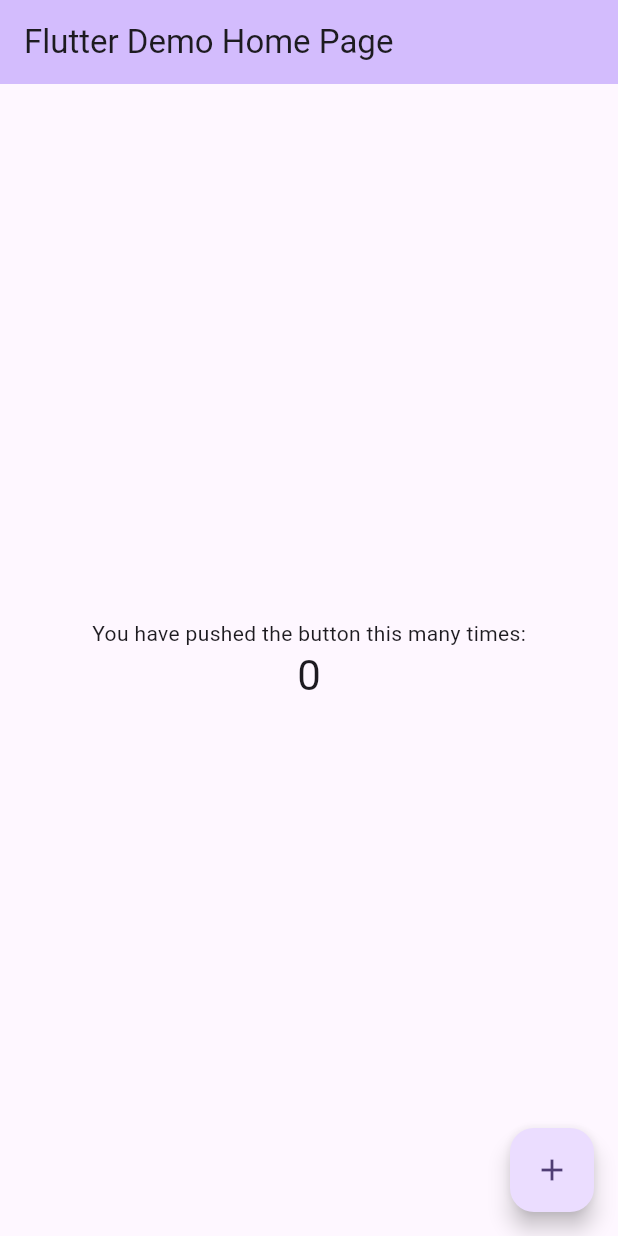
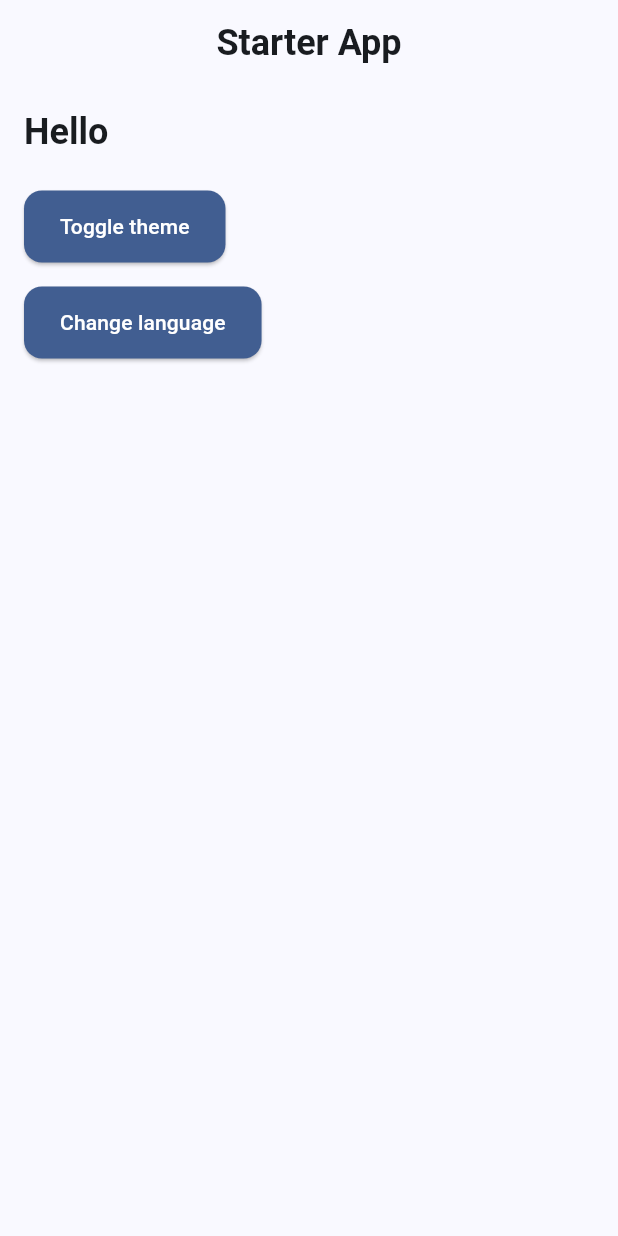
Before and after one commit to IsmailAAmassi/liven, a Flutter app: the screen it shows after launch, on a phone screen of 412 x 824 dp. Run offline on Flutter 3.47's test engine with Material 3 defaults, Android fonts, the light colour scheme and no system bars; our stand-ins replace flutter_riverpod, go_router; generated files the repository leaves out were written again.

Commit message:
feat: initialize starter app structure

```diff
--- /dev/null
+++ b/lib/app.dart
@@ -0,0 +1,32 @@
+import 'package:flutter/material.dart';
+import 'package:flutter_riverpod/flutter_riverpod.dart';
+import 'package:flutter_gen/gen_l10n/app_localizations.dart';
+
+import 'core/config/app_providers.dart';
+import 'core/l10n/l10n.dart';
+import 'core/router/app_router.dart';
+import 'core/theme/app_theme.dart';
+
+final _router = createRouter();
+
+class App extends ConsumerWidget {
+  const App({super.key});
+
+  @override
+  Widget build(BuildContext context, WidgetRef ref) {
+    final themeMode = ref.watch(themeModeProvider);
+    final locale = ref.watch(localeProvider);
+
+    return MaterialApp.router(
+      title: 'Starter App',
+      themeMode: themeMode,
+      theme: AppTheme.lightTheme,
+      darkTheme: AppTheme.darkTheme,
+      routerConfig: _router,
+      locale: locale,
+      supportedLocales: supportedLocales,
+      localizationsDelegates: AppLocalizations.localizationsDelegates,
+      debugShowCheckedModeBanner: false,
+    );
+  }
+}
--- /dev/null
+++ b/lib/core/config/app_env.dart
@@ -0,0 +1,5 @@
+/// Placeholder for environment-specific configuration.
+/// Keep constants centralized for easy overrides per flavor.
+class AppEnv {
+  static const appName = 'Starter App';
+}
--- /dev/null
+++ b/lib/core/config/app_providers.dart
@@ -0,0 +1,8 @@
+import 'package:flutter/material.dart';
+import 'package:flutter_riverpod/flutter_riverpod.dart';
+
+/// Controls the selected [ThemeMode] across the app.
+final themeModeProvider = StateProvider<ThemeMode>((ref) => ThemeMode.system);
+
+/// Controls the current [Locale] used for localization.
+final localeProvider = StateProvider<Locale>((ref) => const Locale('en'));
--- /dev/null
+++ b/lib/core/l10n/app_ar.arb
@@ -0,0 +1,7 @@
+{
+  "@@locale": "ar",
+  "appTitle": "تطبيق البداية",
+  "homeGreeting": "مرحباً",
+  "changeLanguage": "تغيير اللغة",
+  "toggleTheme": "تغيير النمط"
+}
--- /dev/null
+++ b/lib/core/l10n/app_en.arb
@@ -0,0 +1,7 @@
+{
+  "@@locale": "en",
+  "appTitle": "Starter App",
+  "homeGreeting": "Hello",
+  "changeLanguage": "Change language",
+  "toggleTheme": "Toggle theme"
+}
--- /dev/null
+++ b/lib/core/l10n/l10n.dart
@@ -0,0 +1,9 @@
+import 'package:flutter/widgets.dart';
+import 'package:flutter_gen/gen_l10n/app_localizations.dart';
+
+AppLocalizations l10n(BuildContext context) => AppLocalizations.of(context)!;
+
+const supportedLocales = [
+  Locale('en'),
+  Locale('ar'),
+];
--- /dev/null
+++ b/lib/core/router/app_router.dart
@@ -0,0 +1,21 @@
+import 'package:flutter/widgets.dart';
+import 'package:go_router/go_router.dart';
+
+import '../../features/home/presentation/home_screen.dart';
+
+/// Creates the application's router.
+/// Keeping this as a factory makes it easy to inject dependencies later.
+GoRouter createRouter() {
+  return GoRouter(
+    initialLocation: '/',
+    routes: [
+      GoRoute(
+        path: '/',
+        name: HomeScreen.routeName,
+        builder: (BuildContext context, GoRouterState state) {
+          return const HomeScreen();
+        },
+      ),
+    ],
+  );
+}
--- /dev/null
+++ b/lib/core/theme/app_colors.dart
@@ -0,0 +1,7 @@
+import 'package:flutter/material.dart';
+
+/// Central color tokens in case custom colors are required outside [ColorScheme].
+abstract class AppColors {
+  static const seed = Color(0xFF0066CC);
+  static const onSeed = Colors.white;
+}
--- /dev/null
+++ b/lib/core/theme/app_theme.dart
@@ -0,0 +1,55 @@
+import 'package:flutter/material.dart';
+
+import 'app_colors.dart';
+import 'app_typography.dart';
+
+class AppTheme {
+  AppTheme._();
+
+  static ThemeData get lightTheme {
+    final colorScheme = ColorScheme.fromSeed(
+      seedColor: AppColors.seed,
+      brightness: Brightness.light,
+    );
+
+    return _buildTheme(colorScheme);
+  }
+
+  static ThemeData get darkTheme {
+    final colorScheme = ColorScheme.fromSeed(
+      seedColor: AppColors.seed,
+      brightness: Brightness.dark,
+    );
+
+    return _buildTheme(colorScheme);
+  }
+
+  static ThemeData _buildTheme(ColorScheme colorScheme) {
+    return ThemeData(
+      colorScheme: colorScheme,
+      useMaterial3: true,
+      scaffoldBackgroundColor: colorScheme.background,
+      textTheme: TextTheme(
+        headlineSmall: AppTextStyles.headline,
+        bodyMedium: AppTextStyles.body,
+        bodySmall: AppTextStyles.caption,
+      ),
+      appBarTheme: AppBarTheme(
+        backgroundColor: colorScheme.surface,
+        foregroundColor: colorScheme.onSurface,
+        elevation: 0,
+        centerTitle: true,
+      ),
+      elevatedButtonTheme: ElevatedButtonThemeData(
+        style: ElevatedButton.styleFrom(
+          backgroundColor: colorScheme.primary,
+          foregroundColor: colorScheme.onPrimary,
+          minimumSize: const Size(120, 48),
+          shape: RoundedRectangleBorder(
+            borderRadius: BorderRadius.circular(12),
+          ),
+        ),
+      ),
+    );
+  }
+}
--- /dev/null
+++ b/lib/core/theme/app_typography.dart
@@ -0,0 +1,23 @@
+import 'package:flutter/material.dart';
+
+/// Defines reusable text styles aligned with the design system.
+abstract class AppTextStyles {
+  static const headline = TextStyle(
+    fontSize: 24,
+    fontWeight: FontWeight.w600,
+    height: 1.3,
+  );
+
+  static const body = TextStyle(
+    fontSize: 16,
+    fontWeight: FontWeight.w400,
+    height: 1.5,
+  );
+
+  static const caption = TextStyle(
+    fontSize: 13,
+    fontWeight: FontWeight.w400,
+    height: 1.4,
+    color: Colors.black54,
+  );
+}
--- /dev/null
+++ b/lib/core/widgets/app_button.dart
@@ -0,0 +1,20 @@
+import 'package:flutter/material.dart';
+
+class AppButton extends StatelessWidget {
+  const AppButton({
+    super.key,
+    required this.label,
+    required this.onPressed,
+  });
+
+  final String label;
+  final VoidCallback onPressed;
+
+  @override
+  Widget build(BuildContext context) {
+    return ElevatedButton(
+      onPressed: onPressed,
+      child: Text(label),
+    );
+  }
+}
--- /dev/null
+++ b/lib/core/widgets/app_scaffold.dart
@@ -0,0 +1,33 @@
+import 'package:flutter/material.dart';
+
+import 'app_text.dart';
+
+class AppScaffold extends StatelessWidget {
+  const AppScaffold({
+    super.key,
+    required this.title,
+    required this.body,
+    this.actions,
+  });
+
+  final String title;
+  final Widget body;
+  final List<Widget>? actions;
+
+  @override
+  Widget build(BuildContext context) {
+    return Scaffold(
+      appBar: AppBar(
+        title: AppText(
+          title,
+          style: Theme.of(context).textTheme.headlineSmall,
+        ),
+        actions: actions,
+      ),
+      body: Padding(
+        padding: const EdgeInsets.all(16),
+        child: body,
+      ),
+    );
+  }
+}
--- /dev/null
+++ b/lib/core/widgets/app_text.dart
@@ -0,0 +1,28 @@
+import 'package:flutter/material.dart';
+
+import '../theme/app_typography.dart';
+
+class AppText extends StatelessWidget {
+  const AppText(
+    this.data, {
+    super.key,
+    this.style,
+    this.textAlign,
+    this.maxLines,
+  });
+
+  final String data;
+  final TextStyle? style;
+  final TextAlign? textAlign;
+  final int? maxLines;
+
+  @override
+  Widget build(BuildContext context) {
+    return Text(
+      data,
+      style: style ?? Theme.of(context).textTheme.bodyMedium ?? AppTextStyles.body,
+      textAlign: textAlign,
+      maxLines: maxLines,
+    );
+  }
+}
--- /dev/null
+++ b/lib/features/home/presentation/home_screen.dart
@@ -0,0 +1,54 @@
+import 'package:flutter/material.dart';
+import 'package:flutter_riverpod/flutter_riverpod.dart';
+
+import '../../../core/config/app_providers.dart';
+import '../../../core/l10n/l10n.dart';
+import '../../../core/widgets/app_button.dart';
+import '../../../core/widgets/app_scaffold.dart';
+import '../../../core/widgets/app_text.dart';
+
+class HomeScreen extends ConsumerWidget {
+  const HomeScreen({super.key});
+
+  static const routeName = 'home';
+
+  @override
+  Widget build(BuildContext context, WidgetRef ref) {
+    final localization = l10n(context);
+    final themeMode = ref.watch(themeModeProvider);
+    final locale = ref.watch(localeProvider);
+
+    return AppScaffold(
+      title: localization.appTitle,
+      body: Column(
+        crossAxisAlignment: CrossAxisAlignment.start,
+        children: [
+          AppText(
+            localization.homeGreeting,
+            style: Theme.of(context).textTheme.headlineSmall,
+          ),
+          const SizedBox(height: 24),
+          AppButton(
+            label: localization.toggleTheme,
+            onPressed: () {
+              // State lives in Riverpod providers, so toggling the theme updates globally.
+              final notifier = ref.read(themeModeProvider.notifier);
+              notifier.state = themeMode == ThemeMode.light ? ThemeMode.dark : ThemeMode.light;
+            },
+          ),
+          const SizedBox(height: 16),
+          AppButton(
+            label: localization.changeLanguage,
+            onPressed: () {
+              // Switching locale via provider ensures MaterialApp rebuilds with the new language.
+              final notifier = ref.read(localeProvider.notifier);
+              notifier.state = locale.languageCode == 'en'
+                  ? const Locale('ar')
+                  : const Locale('en');
+            },
+          ),
+        ],
+      ),
+    );
+  }
+}
--- a/lib/main.dart
+++ b/lib/main.dart
@@ -1,98 +1,12 @@
 import 'package:flutter/material.dart';
+import 'package:flutter_riverpod/flutter_riverpod.dart';
+
+import 'app.dart';
 
 void main() {
-  runApp(const MyApp());
+  runApp(
+    const ProviderScope(
+      child: App(),
+    ),
+  );
 }
-
-class MyApp extends StatelessWidget {
-  const MyApp({super.key});
-
-  // This widget is the root of your application.
-  @override
-  Widget build(BuildContext context) {
-    return MaterialApp(
-      title: 'Flutter Demo',
-      theme: ThemeData(
-        colorScheme: ColorScheme.fromSeed(seedColor: Colors.deepPurple),
-      ),
-      home: const MyHomePage(title: 'Flutter Demo Home Page'),
-    );
-  }
-}
-
-class MyHomePage extends StatefulWidget {
-  const MyHomePage({super.key, required this.title});
-
-  final String title;
-
-  @override
-  State<MyHomePage> createState() => _MyHomePageState();
-}
-
-class _MyHomePageState extends State<MyHomePage> {
-  int _counter = 0;
-
-  void _incrementCounter() {
-    setState(() {
-      // This call to setState tells the Flutter framework that something has
-      // changed in this State, which causes it to rerun the build method below
-      // so that the display can reflect the updated values. If we changed
-      // _counter without calling setState(), then the build method would not be
-      // called again, and so nothing would appear to happen.
-      _counter++;
-    });
-  }
-
-  @override
-  Widget build(BuildContext context) {
-    // This method is rerun every time setState is called, for instance as done
-    // by the _incrementCounter method above.
-    //
-    // The Flutter framework has been optimized to make rerunning build methods
-    // fast, so that you can just rebuild anything that needs updating rather
-    // than having to individually change instances of widgets.
-    return Scaffold(
-      appBar: AppBar(
-        // TRY THIS: Try changing the color here to a specific color (to
-        // Colors.amber, perhaps?) and trigger a hot reload to see the AppBar
-        // change color while the other colors stay the same.
-        backgroundColor: Theme.of(context).colorScheme.inversePrimary,
-        // Here we take the value from the MyHomePage object that was created by
-        // the App.build method, and use it to set our appbar title.
-        title: Text(widget.title),
-      ),
-      body: Center(
-        // Center is a layout widget. It takes a single child and positions it
-        // in the middle of the parent.
-        child: Column(
-          // Column is also a layout widget. It takes a list of children and
-          // arranges them vertically. By default, it sizes itself to fit its
-          // children horizontally, and tries to be as tall as its parent.
-          //
-          // Column has various properties to control how it sizes itself and
-          // how it positions its children. Here we use mainAxisAlignment to
-          // center the children vertically; the main axis here is the vertical
-          // axis because Columns are vertical (the cross axis would be
-          // horizontal).
-          //
-          // TRY THIS: Invoke "debug painting" (choose the "Toggle Debug Paint"
-          // action in the IDE, or press "p" in the console), to see the
-          // wireframe for each widget.
-          mainAxisAlignment: MainAxisAlignment.center,
-          children: <Widget>[
-            const Text('You have pushed the button this many times:'),
-            Text(
-              '$_counter',
-              style: Theme.of(context).textTheme.headlineMedium,
-            ),
-          ],
-        ),
-      ),
-      floatingActionButton: FloatingActionButton(
-        onPressed: _incrementCounter,
-        tooltip: 'Increment',
-        child: const Icon(Icons.add),
-      ), // This trailing comma makes auto-formatting nicer for build methods.
-    );
-  }
-}
```
Also changed, not shown: pubspec.yaml (+12 -72 lines).
